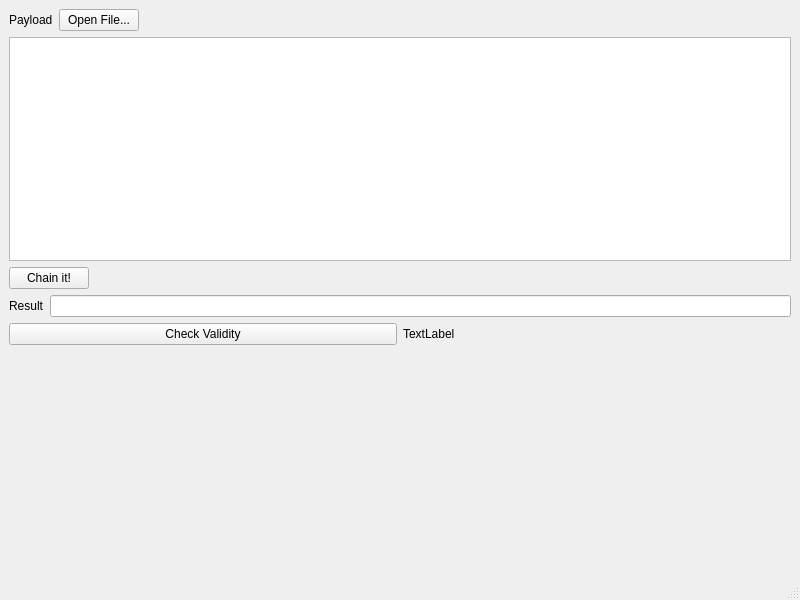
Qt form client-Desktop/mainwindow.ui (diegowald/docChain) before a commit.
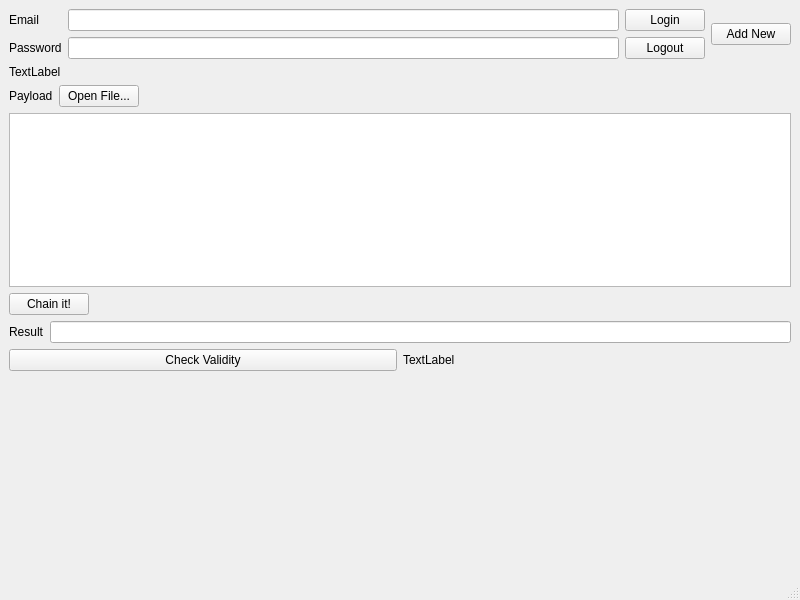
The same form after that commit.

Commit message: WIP - implements authoring, add author, login

```diff
--- a/client-Desktop/mainwindow.ui
+++ b/client-Desktop/mainwindow.ui
@@ -14,7 +14,67 @@
    <string>MainWindow</string>
   </property>
   <widget class="QWidget" name="centralwidget">
-   <layout class="QVBoxLayout" name="verticalLayout">
+   <layout class="QVBoxLayout" name="verticalLayout_2">
+    <item>
+     <layout class="QHBoxLayout" name="horizontalLayout_5">
+      <item>
+       <layout class="QFormLayout" name="formLayout">
+        <item row="0" column="0">
+         <widget class="QLabel" name="label_3">
+          <property name="text">
+           <string>Email</string>
+          </property>
+         </widget>
+        </item>
+        <item row="0" column="1">
+         <widget class="QLineEdit" name="txtEmail"/>
+        </item>
+        <item row="1" column="0">
+         <widget class="QLabel" name="label_4">
+          <property name="text">
+           <string>Password</string>
+          </property>
+         </widget>
+        </item>
+        <item row="1" column="1">
+         <widget class="QLineEdit" name="txtPassword"/>
+        </item>
+       </layout>
+      </item>
+      <item>
+       <layout class="QVBoxLayout" name="verticalLayout">
+        <item>
+         <widget class="QPushButton" name="btnLogin">
+          <property name="text">
+           <string>Login</string>
+          </property>
+         </widget>
+        </item>
+        <item>
+         <widget class="QPushButton" name="btnLogout">
+          <property name="text">
+           <string>Logout</string>
+          </property>
+         </widget>
+        </item>
+       </layout>
+      </item>
+      <item>
+       <widget class="QPushButton" name="btnAddUser">
+        <property name="text">
+         <string>Add New</string>
+        </property>
+       </widget>
+      </item>
+     </layout>
+    </item>
+    <item>
+     <widget class="QLabel" name="lblLoginStatus">
+      <property name="text">
+       <string>TextLabel</string>
+      </property>
+     </widget>
+    </item>
     <item>
      <layout class="QHBoxLayout" name="horizontalLayout">
       <item>
```
The commit also changes 16 other files.
